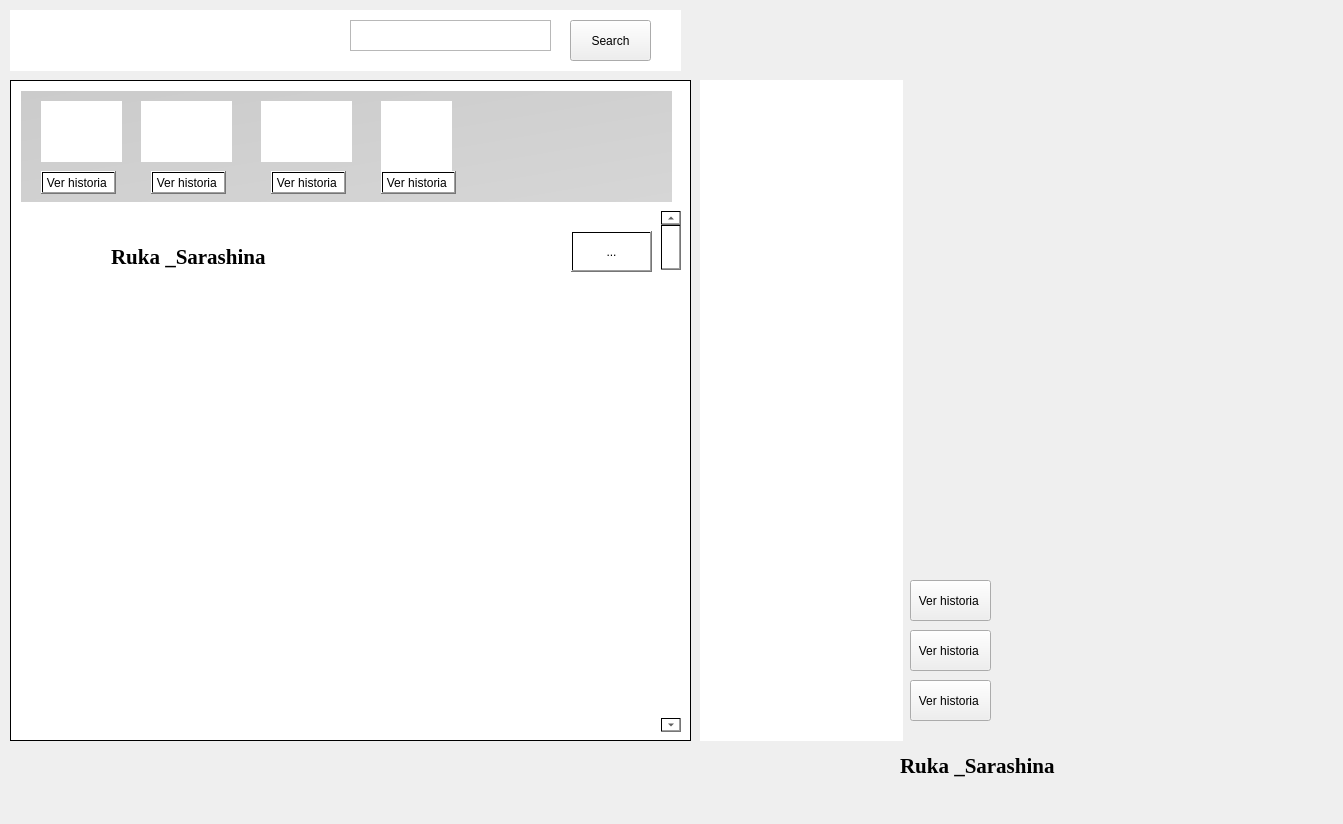
The window that formsocial.ui (symphony701/Trabajo_AED) describes before a commit, drawn with Qt 5.
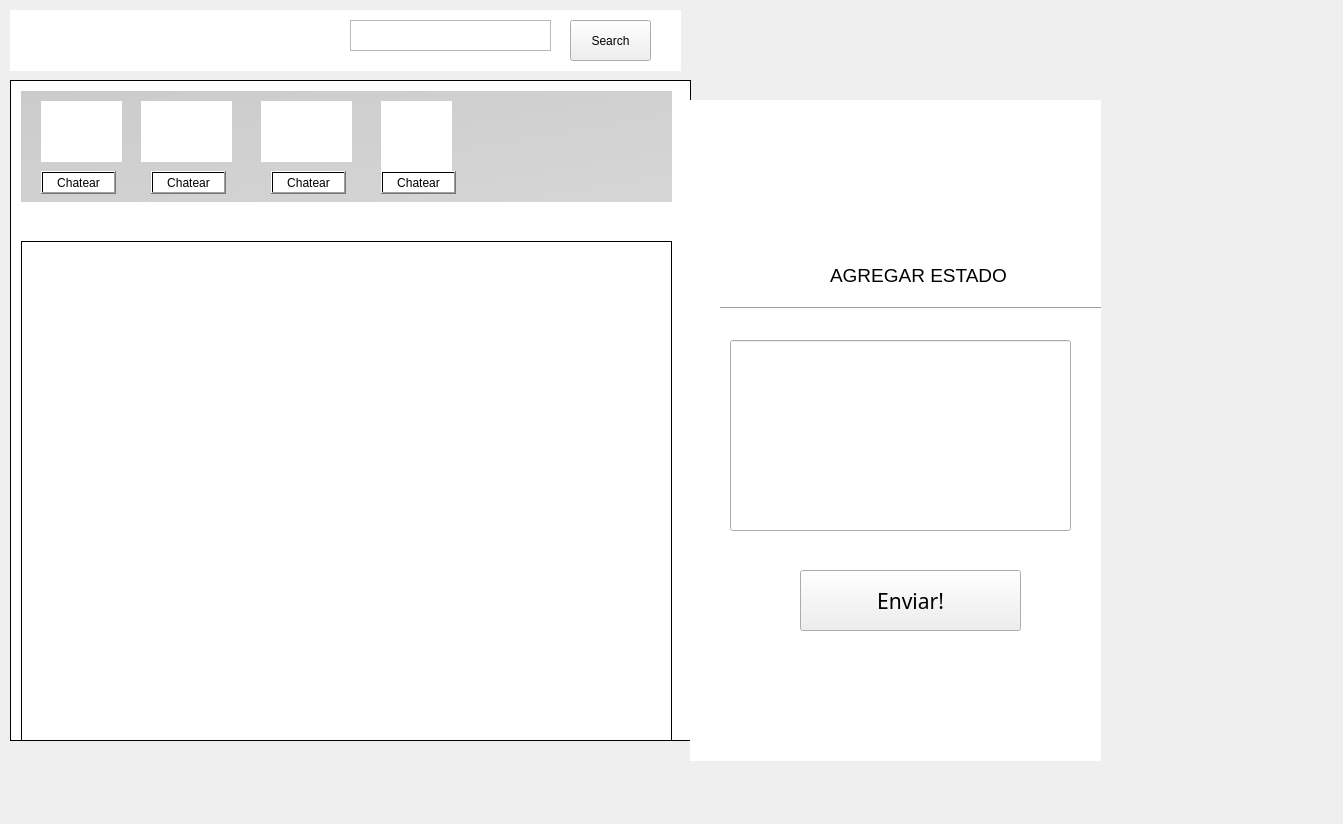
The same window after the commit. Icons and pictures are not drawn.

Diff of the .ui file:
```diff
--- a/formsocial.ui
+++ b/formsocial.ui
@@ -111,10 +111,10 @@
       </rect>
      </property>
      <property name="text">
-      <string>Ver historia </string>
+      <string>Chatear</string>
      </property>
     </widget>
-    <widget class="QPushButton" name="pushButton_3">
+    <widget class="QPushButton" name="chatKazuya">
      <property name="geometry">
       <rect>
        <x>140</x>
@@ -124,26 +124,7 @@
       </rect>
      </property>
      <property name="text">
-      <string>Ver historia </string>
-     </property>
-    </widget>
-    <widget class="QLabel" name="label_12">
-     <property name="geometry">
-      <rect>
-       <x>150</x>
-       <y>210</y>
-       <width>341</width>
-       <height>351</height>
-      </rect>
-     </property>
-     <property name="text">
-      <string/>
-     </property>
-     <property name="pixmap">
-      <pixmap resource="imagen.qrc">:/Image/ruka programadora.jpg</pixmap>
-     </property>
-     <property name="scaledContents">
-      <bool>true</bool>
+      <string>Chatear</string>
      </property>
     </widget>
     <widget class="QLabel" name="label_9">
@@ -232,7 +213,7 @@
       <bool>true</bool>
      </property>
     </widget>
-    <widget class="QPushButton" name="pushButton_9">
+    <widget class="QPushButton" name="chatRafi">
      <property name="geometry">
       <rect>
        <x>260</x>
@@ -242,7 +223,7 @@
       </rect>
      </property>
      <property name="text">
-      <string>Ver historia </string>
+      <string>Chatear</string>
      </property>
     </widget>
     <widget class="QLabel" name="label_7">
@@ -268,7 +249,7 @@
       <bool>true</bool>
      </property>
     </widget>
-    <widget class="QPushButton" name="pushButton_10">
+    <widget class="QPushButton" name="chatChizuru">
      <property name="geometry">
       <rect>
        <x>370</x>
@@ -278,99 +259,108 @@
       </rect>
      </property>
      <property name="text">
-      <string>Ver historia </string>
+      <string>Chatear</string>
      </property>
     </widget>
-    <widget class="QLabel" name="label_13">
+    <widget class="QScrollArea" name="areaPublicaciones">
      <property name="geometry">
       <rect>
-       <x>20</x>
-       <y>150</y>
-       <width>71</width>
-       <height>51</height>
-      </rect>
-     </property>
-     <property name="styleSheet">
-      <string notr="true">border-color: qlineargradient(spread:pad, x1:0, y1:0, x2:1, y2:1, stop:0 rgba(0, 0, 0, 255), stop:1 rgba(9, 9, 9, 255));</string>
-     </property>
-     <property name="text">
-      <string/>
-     </property>
-     <property name="pixmap">
-      <pixmap resource="imagen.qrc">:/Image/1txzdqklsli51.jpg</pixmap>
-     </property>
-     <property name="scaledContents">
-      <bool>true</bool>
-     </property>
-    </widget>
-    <widget class="QLabel" name="label_14">
-     <property name="geometry">
-      <rect>
-       <x>100</x>
+       <x>10</x>
        <y>160</y>
-       <width>171</width>
-       <height>31</height>
+       <width>651</width>
+       <height>701</height>
       </rect>
      </property>
-     <property name="font">
-      <font>
-       <family>Times New Roman</family>
-       <pointsize>16</pointsize>
-       <weight>75</weight>
-       <bold>true</bold>
-      </font>
+     <property name="widgetResizable">
+      <bool>true</bool>
      </property>
-     <property name="text">
-      <string>Ruka _Sarashina</string>
-     </property>
-    </widget>
-    <widget class="QPushButton" name="pushButton_6">
-     <property name="geometry">
-      <rect>
-       <x>560</x>
-       <y>150</y>
-       <width>81</width>
-       <height>41</height>
-      </rect>
-     </property>
-     <property name="text">
-      <string>...</string>
-     </property>
-    </widget>
-    <widget class="QScrollBar" name="verticalScrollBar">
-     <property name="geometry">
-      <rect>
-       <x>650</x>
-       <y>130</y>
-       <width>20</width>
-       <height>521</height>
-      </rect>
-     </property>
-     <property name="orientation">
-      <enum>Qt::Vertical</enum>
-     </property>
+     <widget class="QWidget" name="scrollAreaWidgetContents_2">
+      <property name="geometry">
+       <rect>
+        <x>0</x>
+        <y>0</y>
+        <width>649</width>
+        <height>699</height>
+       </rect>
+      </property>
+      <widget class="QLabel" name="labelPublis">
+       <property name="geometry">
+        <rect>
+         <x>10</x>
+         <y>10</y>
+         <width>631</width>
+         <height>471</height>
+        </rect>
+       </property>
+       <property name="font">
+        <font>
+         <family>Consolas</family>
+         <pointsize>10</pointsize>
+        </font>
+       </property>
+       <property name="text">
+        <string/>
+       </property>
+      </widget>
+     </widget>
     </widget>
     <zorder>label_9</zorder>
-    <zorder>pushButton_3</zorder>
-    <zorder>label_12</zorder>
+    <zorder>chatKazuya</zorder>
     <zorder>label_4</zorder>
     <zorder>pushButton_8</zorder>
     <zorder>label_6</zorder>
     <zorder>label_5</zorder>
-    <zorder>pushButton_9</zorder>
+    <zorder>chatRafi</zorder>
     <zorder>label_7</zorder>
-    <zorder>pushButton_10</zorder>
-    <zorder>label_13</zorder>
-    <zorder>label_14</zorder>
-    <zorder>pushButton_6</zorder>
-    <zorder>verticalScrollBar</zorder>
+    <zorder>chatChizuru</zorder>
+    <zorder>areaPublicaciones</zorder>
    </widget>
   </widget>
-  <widget class="QLabel" name="label_11">
+  <widget class="QLabel" name="label_8">
    <property name="geometry">
     <rect>
-     <x>910</x>
-     <y>520</y>
+     <x>690</x>
+     <y>100</y>
+     <width>411</width>
+     <height>661</height>
+    </rect>
+   </property>
+   <property name="autoFillBackground">
+    <bool>false</bool>
+   </property>
+   <property name="styleSheet">
+    <string notr="true">background-color: qlineargradient(spread:pad, x1:0, y1:0, x2:1, y2:1, stop:0 rgba(255, 255, 255, 255), stop:1 rgba(255, 255, 255, 255));
+border-color: rgb(0, 0, 0);
+border-color: qlineargradient(spread:pad, x1:0, y1:0, x2:1, y2:0, stop:0 rgba(0, 0, 0, 255), stop:1 rgba(0, 0, 0, 255));</string>
+   </property>
+   <property name="text">
+    <string/>
+   </property>
+  </widget>
+  <widget class="QLabel" name="nombreUsuario">
+   <property name="geometry">
+    <rect>
+     <x>820</x>
+     <y>100</y>
+     <width>141</width>
+     <height>41</height>
+    </rect>
+   </property>
+   <property name="font">
+    <font>
+     <family>Century Gothic</family>
+     <pointsize>11</pointsize>
+    </font>
+   </property>
+   <property name="text">
+    <string/>
+   </property>
+  </widget>
+  <widget class="QLabel" name="label_13">
+   <property name="geometry">
+    <rect>
+     <x>710</x>
+     <y>90</y>
      <width>71</width>
      <height>51</height>
     </rect>
@@ -388,85 +378,73 @@
     <bool>true</bool>
    </property>
   </widget>
-  <widget class="QPushButton" name="pushButton_2">
+  <widget class="QLineEdit" name="lineEdit">
    <property name="geometry">
     <rect>
-     <x>910</x>
-     <y>580</y>
-     <width>81</width>
-     <height>41</height>
+     <x>730</x>
+     <y>340</y>
+     <width>341</width>
+     <height>191</height>
     </rect>
    </property>
-   <property name="text">
-    <string>Ver historia </string>
+   <property name="font">
+    <font>
+     <family>Consolas</family>
+     <pointsize>11</pointsize>
+    </font>
    </property>
   </widget>
-  <widget class="QPushButton" name="pushButton_5">
+  <widget class="Line" name="line">
    <property name="geometry">
     <rect>
-     <x>910</x>
-     <y>630</y>
-     <width>81</width>
-     <height>41</height>
+     <x>720</x>
+     <y>300</y>
+     <width>381</width>
+     <height>16</height>
     </rect>
    </property>
-   <property name="text">
-    <string>Ver historia </string>
+   <property name="orientation">
+    <enum>Qt::Horizontal</enum>
    </property>
   </widget>
-  <widget class="QLabel" name="label_10">
+  <widget class="QLabel" name="label_3">
    <property name="geometry">
     <rect>
-     <x>900</x>
-     <y>750</y>
-     <width>171</width>
+     <x>830</x>
+     <y>260</y>
+     <width>231</width>
      <height>31</height>
     </rect>
    </property>
    <property name="font">
     <font>
-     <family>Times New Roman</family>
+     <pointsize>14</pointsize>
+    </font>
+   </property>
+   <property name="text">
+    <string>AGREGAR ESTADO</string>
+   </property>
+  </widget>
+  <widget class="QPushButton" name="cambiarEstado">
+   <property name="geometry">
+    <rect>
+     <x>800</x>
+     <y>570</y>
+     <width>221</width>
+     <height>61</height>
+    </rect>
+   </property>
+   <property name="font">
+    <font>
+     <family>Franklin Gothic Demi</family>
      <pointsize>16</pointsize>
-     <weight>75</weight>
-     <bold>true</bold>
     </font>
    </property>
-   <property name="text">
-    <string>Ruka _Sarashina</string>
-   </property>
-  </widget>
-  <widget class="QPushButton" name="pushButton_4">
-   <property name="geometry">
-    <rect>
-     <x>910</x>
-     <y>680</y>
-     <width>81</width>
-     <height>41</height>
-    </rect>
-   </property>
-   <property name="text">
-    <string>Ver historia </string>
-   </property>
-  </widget>
-  <widget class="QLabel" name="label_8">
-   <property name="geometry">
-    <rect>
-     <x>700</x>
-     <y>80</y>
-     <width>203</width>
-     <height>661</height>
-    </rect>
-   </property>
-   <property name="autoFillBackground">
-    <bool>false</bool>
-   </property>
    <property name="styleSheet">
-    <string notr="true">background-color: qlineargradient(spread:pad, x1:0, y1:0, x2:1, y2:1, stop:0 rgba(255, 255, 255, 255), stop:1 rgba(255, 255, 255, 255));
-border-color: rgb(0, 0, 0);
-border-color: qlineargradient(spread:pad, x1:0, y1:0, x2:1, y2:0, stop:0 rgba(0, 0, 0, 255), stop:1 rgba(0, 0, 0, 255));</string>
+    <string notr="true">Background-colo:rgb(69, 116, 148)</string>
    </property>
    <property name="text">
-    <string/>
+    <string>Enviar!</string>
    </property>
   </widget>
   <zorder>scrollArea</zorder>
@@ -474,12 +452,13 @@
   <zorder>label_2</zorder>
   <zorder>pushButton_7</zorder>
   <zorder>textEdit</zorder>
-  <zorder>label_11</zorder>
-  <zorder>pushButton_2</zorder>
-  <zorder>pushButton_5</zorder>
-  <zorder>label_10</zorder>
-  <zorder>pushButton_4</zorder>
   <zorder>label_8</zorder>
+  <zorder>nombreUsuario</zorder>
+  <zorder>label_13</zorder>
+  <zorder>lineEdit</zorder>
+  <zorder>line</zorder>
+  <zorder>label_3</zorder>
+  <zorder>cambiarEstado</zorder>
  </widget>
  <resources>
   <include location="imagen.qrc"/>
```
